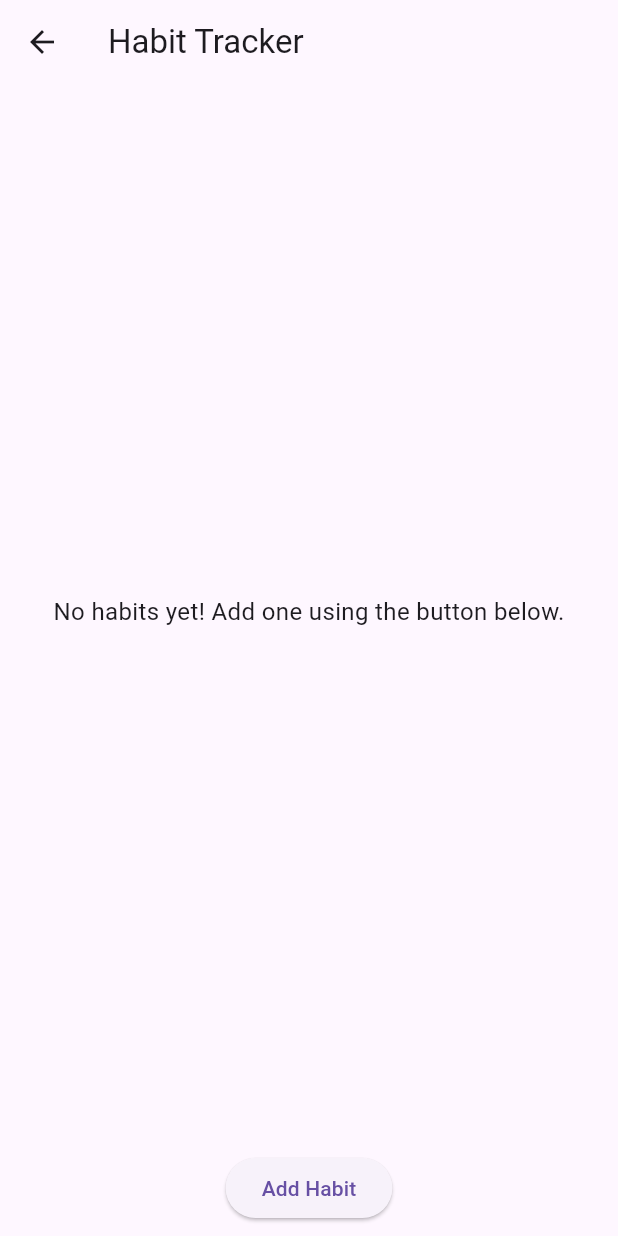
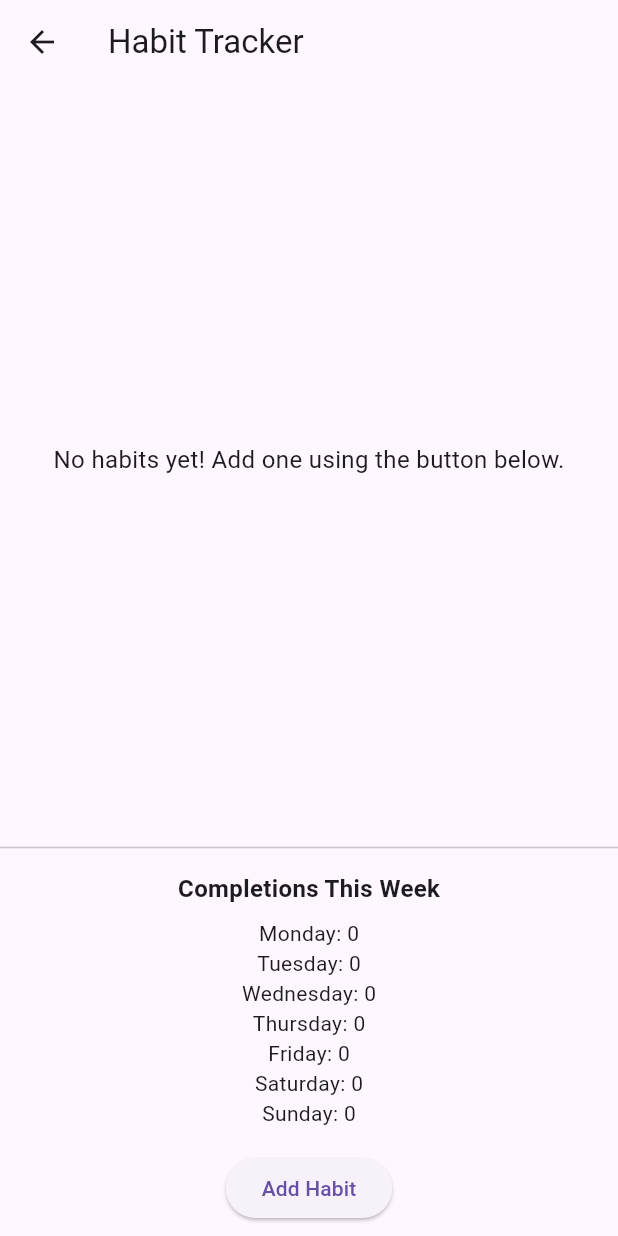
Before and after one commit to Astroncity/myapp, a Flutter app: the SecondPage screen opened directly, on a phone screen of 412 x 824 dp. Run offline on Flutter 3.47's test engine with Material 3 defaults, Android fonts, the phone set to English and light mode, and no system bars; missing offline and left inert: flutter_gruvbox_theme.

Commit message:
Basic day tracking in prep for heatmap.

```diff
--- a/lib/second_page.dart
+++ b/lib/second_page.dart
@@ -10,6 +10,15 @@ class SecondPage extends StatefulWidget {
 class HabitPageState extends State<SecondPage> {
   final TextEditingController _habitNameController = TextEditingController();
   final List<Habit> _habits = [];
+  final Map<String, int> _completionsByDay = {
+    "Monday": 0,
+    "Tuesday": 0,
+    "Wednesday": 0,
+    "Thursday": 0,
+    "Friday": 0,
+    "Saturday": 0,
+    "Sunday": 0,
+  };
 
   void _addHabit(String name) {
     setState(() {
@@ -27,7 +36,31 @@ class HabitPageState extends State<SecondPage> {
   void _incrementDays(int index) {
     setState(() {
       _habits[index].days++;
+      String today = _getToday();
+      _completionsByDay[today] = (_completionsByDay[today] ?? 0) + 1;
     });
+  }
+
+  String _getToday() {
+    final now = DateTime.now();
+    switch (now.weekday) {
+      case 1:
+        return "Monday";
+      case 2:
+        return "Tuesday";
+      case 3:
+        return "Wednesday";
+      case 4:
+        return "Thursday";
+      case 5:
+        return "Friday";
+      case 6:
+        return "Saturday";
+      case 7:
+        return "Sunday";
+      default:
+        return "Unknown";
+    }
   }
 
   @override
@@ -62,6 +95,24 @@ class HabitPageState extends State<SecondPage> {
                       );
                     },
                   ),
+          ),
+          const Divider(),
+          Padding(
+            padding: const EdgeInsets.all(8.0),
+            child: Column(
+              children: [
+                const Text(
+                  "Completions This Week",
+                  style: TextStyle(fontWeight: FontWeight.bold, fontSize: 16),
+                ),
+                const SizedBox(height: 8),
+                for (var entry in _completionsByDay.entries)
+                  Text(
+                    "${entry.key}: ${entry.value}",
+                    style: const TextStyle(fontSize: 14),
+                  ),
+              ],
+            ),
           ),
           Padding(
             padding: const EdgeInsets.all(8.0),
@@ -117,7 +168,6 @@ class HabitCard extends StatefulWidget {
   final VoidCallback onRemove;
   final VoidCallback onIncrement;
   final Function(String) onUpdateDescription;
-
 
   const HabitCard({
     super.key,
@@ -179,14 +229,12 @@ class _HabitCardState extends State<HabitCard> {
               child: Column(
                 crossAxisAlignment: CrossAxisAlignment.start,
                 children: [
-                  // Display the description
                   Text(
                     widget.habit.description.isNotEmpty
                         ? widget.habit.description
                         : "No description provided.",
                     style: const TextStyle(color: Color(0xFFbdae93)),
                   ),
-                  // Show the input field on hover
                   if (_isHovered)
                     Padding(
                       padding: const EdgeInsets.only(top: 8.0),
```
